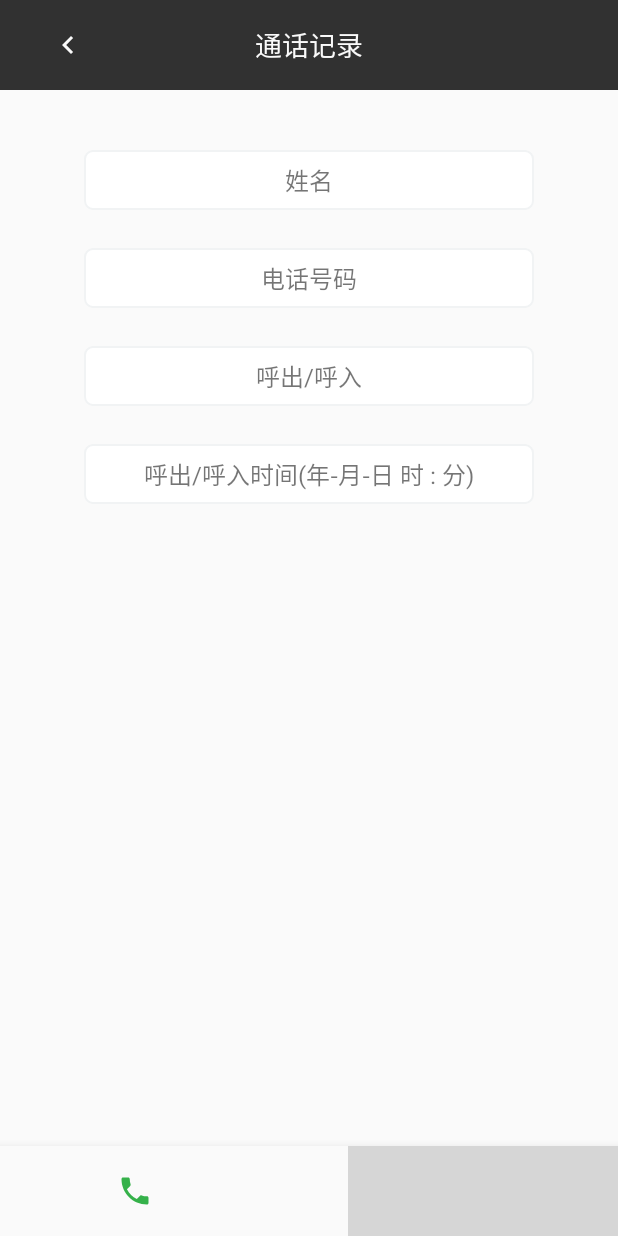
After one commit to zzccty/LAContacts, an Android app: the CallRecordEditActivity screen opened directly, with no data from a screen before it, on a phone screen of 412 x 824 dp. The commit adds this screen. Run offline under Robolectric (Android 15) with nearby library versions, the phone set to English and light mode, and no system bars; grey boxes are pictures that could not be loaded.

Commit message:
添加了通话记录相关的UI

```diff
--- a/app/src/main/AndroidManifest.xml
+++ b/app/src/main/AndroidManifest.xml
@@ -8,12 +8,15 @@
     <!-- 二维码扫描相关 -->
     <uses-permission android:name="android.permission.CAMERA" />
     <uses-permission android:name="android.permission.FLASHLIGHT" />
+
     <uses-feature android:name="android.hardware.camera" />
     <uses-feature android:name="android.hardware.camera.autofocus" />
+
     <uses-permission android:name="android.permission.VIBRATE" />
     <uses-permission android:name="android.permission.WAKE_LOCK" />
     <uses-permission android:name="android.permission.READ_EXTERNAL_STORAGE" />
     <uses-permission android:name="android.permission.WRITE_EXTERNAL_STORAGE" />
+
     <application
         android:allowBackup="true"
         android:icon="@mipmap/ic_launcher"
@@ -26,11 +29,12 @@
             android:label="@string/app_name">
             <intent-filter>
                 <action android:name="android.intent.action.MAIN" />
+
                 <category android:name="android.intent.category.LAUNCHER" />
             </intent-filter>
         </activity>
         <activity android:name=".ContactEditActivity" />
+        <activity android:name=".CallRecordEditActivity"></activity>
     </application>
 
-
 </manifest>
--- /dev/null
+++ b/app/src/main/java/fun/hara/lacontacts/CallRecordEditActivity.java
@@ -0,0 +1,13 @@
+package fun.hara.lacontacts;
+
+import android.support.v7.app.AppCompatActivity;
+import android.os.Bundle;
+
+public class CallRecordEditActivity extends AppCompatActivity {
+
+    @Override
+    protected void onCreate(Bundle savedInstanceState) {
+        super.onCreate(savedInstanceState);
+        setContentView(R.layout.activity_call_record_edit);
+    }
+}
--- /dev/null
+++ b/app/src/main/res/layout/activity_call_record_edit.xml
@@ -0,0 +1,130 @@
+<?xml version="1.0" encoding="utf-8"?>
+<android.support.constraint.ConstraintLayout xmlns:android="http://schemas.android.com/apk/res/android"
+    xmlns:app="http://schemas.android.com/apk/res-auto"
+    xmlns:tools="http://schemas.android.com/tools"
+    android:layout_width="match_parent"
+    android:layout_height="match_parent"
+    tools:context="fun.hara.lacontacts.CallRecordEditActivity">
+    <RelativeLayout
+        android:id="@+id/relativeLayout"
+        android:layout_width="match_parent"
+        android:layout_height="60dp"
+        android:background="@color/colorPrimaryDark"
+        app:layout_constraintEnd_toEndOf="parent"
+        app:layout_constraintStart_toStartOf="parent"
+        app:layout_constraintTop_toTopOf="parent">
+
+        <TextView
+            android:id="@+id/editContactTitle"
+            android:layout_width="wrap_content"
+            android:layout_height="wrap_content"
+            android:layout_centerHorizontal="true"
+            android:layout_centerVertical="true"
+            android:text="通话记录"
+            android:textColor="#fafafa"
+            android:textSize="18dp" />
+
+        <!-- 返回按钮 -->
+        <ImageButton
+            android:id="@+id/recordBackBtn"
+            android:layout_width="40dp"
+            android:layout_height="40dp"
+            android:layout_alignParentStart="true"
+            android:layout_centerVertical="true"
+            android:layout_marginStart="25dp"
+            android:background="@drawable/normal_button"
+            app:srcCompat="@drawable/ic_chevron_left_black_24dp" />
+    </RelativeLayout>
+
+    <RelativeLayout
+        android:id="@+id/relativeLayout4"
+        android:layout_width="match_parent"
+        android:layout_height="match_parent"
+        app:layout_constraintBottom_toBottomOf="parent"
+        app:layout_constraintEnd_toEndOf="parent"
+        app:layout_constraintStart_toStartOf="parent"
+        app:layout_constraintTop_toTopOf="parent">
+        <TextView
+            android:id="@+id/recordName"
+            android:background="@drawable/edittext_background_2"
+            android:layout_width="300dp"
+            android:layout_height="40dp"
+            android:layout_below="@+id/editContactPhone"
+            android:layout_centerHorizontal="true"
+            android:layout_marginTop="100dp"
+            android:textSize="16dp"
+            android:gravity="center"
+            android:text="姓名" />
+
+        <TextView
+            android:id="@+id/recordPhone"
+            android:layout_width="300dp"
+            android:layout_height="40dp"
+            android:layout_alignStart="@+id/recordName"
+            android:layout_below="@+id/recordName"
+            android:layout_marginTop="25dp"
+            android:background="@drawable/edittext_background_2"
+            android:gravity="center"
+            android:text="电话号码"
+            android:textSize="16dp" />
+
+        <TextView
+            android:id="@+id/recordStatus"
+            android:layout_width="300dp"
+            android:layout_height="40dp"
+            android:layout_alignStart="@+id/recordPhone"
+            android:layout_below="@+id/recordPhone"
+            android:layout_marginTop="25dp"
+            android:background="@drawable/edittext_background_2"
+            android:gravity="center"
+            android:text="呼出/呼入"
+            android:textSize="16dp" />
+
+        <TextView
+            android:id="@+id/recordTime"
+            android:layout_width="300dp"
+            android:layout_height="40dp"
+            android:layout_alignStart="@+id/recordStatus"
+            android:layout_below="@+id/recordStatus"
+            android:layout_marginTop="25dp"
+            android:background="@drawable/edittext_background_2"
+            android:gravity="center"
+            android:text="呼出/呼入时间(年-月-日 时 : 分)"
+            android:textSize="16dp" />
+
+        <!-- 底部按钮区域 -->
+        <RelativeLayout
+            android:layout_width="match_parent"
+            android:layout_height="60dp"
+            android:layout_alignParentBottom="true"
+            android:layout_alignParentStart="true"
+            android:background="#fafafa"
+            android:elevation="5dp"
+            android:translationZ="5dp"
+            android:id="@+id/editContactBottom">
+             <!-- 拨号按钮 -->
+            <ImageButton
+                android:id="@+id/recordCallBtn"
+                android:layout_width="180dp"
+                android:layout_height="match_parent"
+                android:layout_alignParentTop="true"
+                android:background="@drawable/dial_button"
+                android:minHeight="55dp"
+                android:src="@drawable/ic_call_black_24dp"
+                android:stateListAnimator="@null" />
+            <!-- 删除按钮 -->
+            <ImageButton
+                android:id="@+id/recordDeleteBtn"
+                android:layout_width="180dp"
+                android:layout_height="match_parent"
+                android:layout_alignParentEnd="true"
+                android:layout_alignParentTop="true"
+                android:background="@drawable/dial_button"
+                android:minHeight="55dp"
+                android:src="@drawable/ic_delete_black_24dp"
+                android:stateListAnimator="@null" />
+        </RelativeLayout>
+
+
+    </RelativeLayout>
+</android.support.constraint.ConstraintLayout>
--- a/app/src/main/res/layout/activity_main.xml
+++ b/app/src/main/res/layout/activity_main.xml
@@ -13,7 +13,11 @@
         android:layout_height="66dp"
         android:background="@color/colorPrimaryDark">
 
-
+        <LinearLayout
+            android:focusable="true"
+            android:focusableInTouchMode="true"
+            android:layout_width="0px"
+            android:layout_height="0px" />
         <EditText
             android:id="@+id/keyword"
             android:layout_width="290dp"
```
Also changed, not shown: app/src/main/res/layout/call_record_info.xml (added, +36 -0 lines), app/src/main/res/layout/fragment_call.xml (+19 -0 lines).
